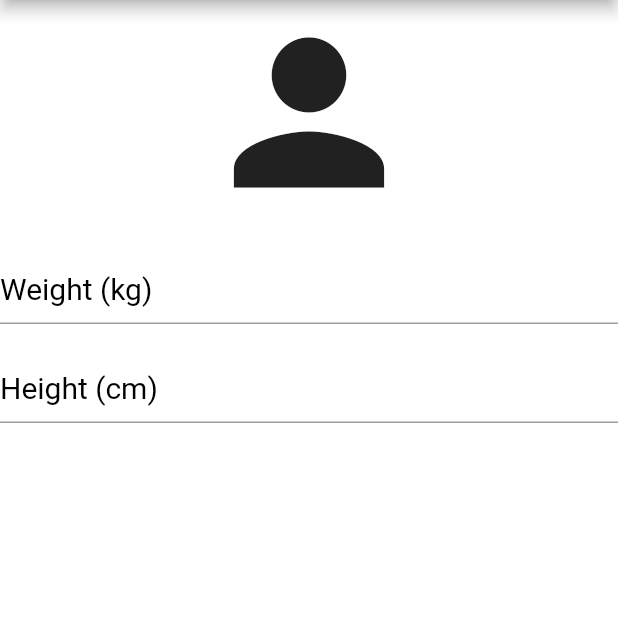
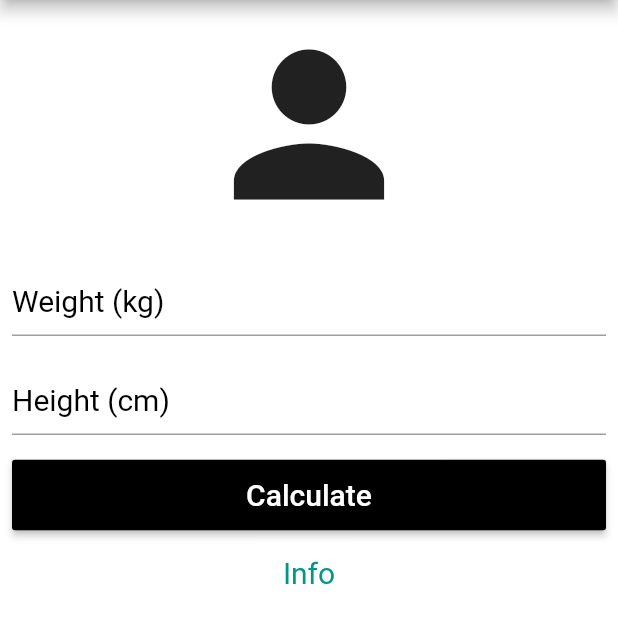
Before and after one commit to JonathanVegasP/imc-calculator, a Flutter app: the screen it shows after launch, on a phone screen of 412 x 824 dp, the part 84-727 px from its top. Run offline on Flutter 3.47's test engine with Material 2 defaults, Android fonts, the phone set to English and light mode, and no system bars.

Commit message:
added raised button, info text and adjusted the layout

```diff
--- a/lib/scenes/home/home.dart
+++ b/lib/scenes/home/home.dart
@@ -20,7 +20,12 @@ class _HomeState extends State<Home> {
         ],
       ),
       backgroundColor: Colors.white,
-      body: Column(
+      body: SingleChildScrollView(
+        padding: EdgeInsets.symmetric(
+          vertical: 8.0,
+          horizontal: 8.0,
+        ),
+        child: Column(
           crossAxisAlignment: CrossAxisAlignment.stretch,
           children: <Widget>[
             Icon(
@@ -64,7 +69,34 @@ class _HomeState extends State<Home> {
                 ),
               ),
             ),
+            SizedBox(
+              height: 16.0,
+            ),
+            RaisedButton(
+              onPressed: () {},
+              child: Text(
+                "Calculate",
+                style: TextStyle(
+                  color: Colors.white,
+                  fontSize: 20.0,
+                ),
+              ),
+              color: Colors.black,
+              padding: EdgeInsets.all(12.0),
+            ),
+            SizedBox(
+              height: 16.0,
+            ),
+            Text(
+              "Info",
+              style: TextStyle(
+                fontSize: 20.0,
+                color: Colors.teal,
+              ),
+              textAlign: TextAlign.center,
+            )
           ],
+        ),
       ),
     );
   }
```
Lines whose indentation alone changed are shown as unchanged.
